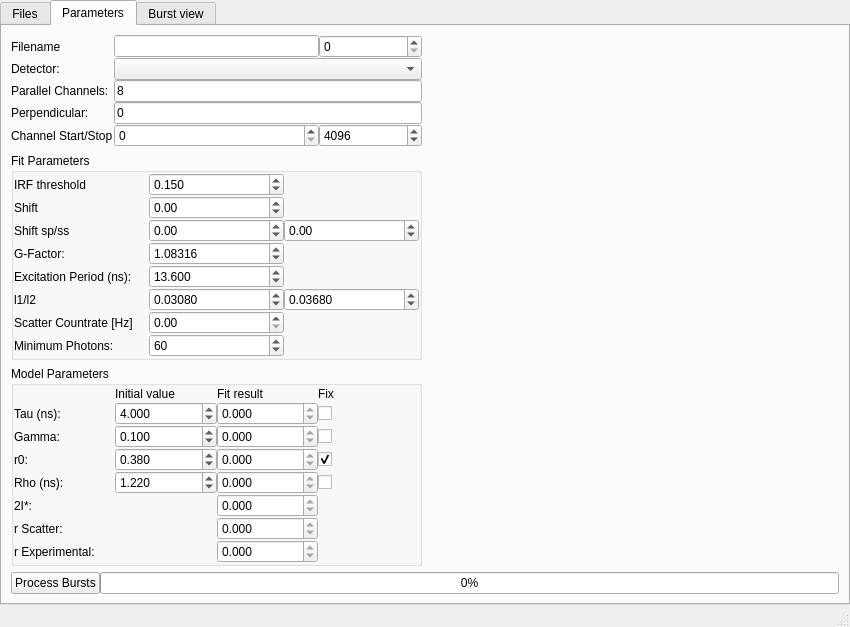
Above: chisurf/plugins/mle_lifetime_analysis/wizard.ui from Fluorescence-Tools/chisurf before the change. Below: the same form after it.
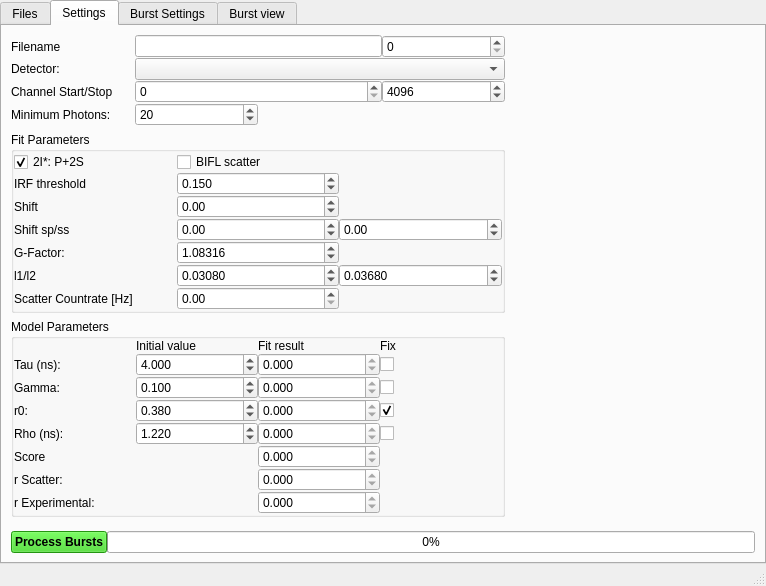
That is the form after the change. The open tabs and pages were chosen to show the change.

Patch:
```diff
--- a/chisurf/plugins/mle_lifetime_analysis/wizard.ui
+++ b/chisurf/plugins/mle_lifetime_analysis/wizard.ui
@@ -6,8 +6,8 @@
    <rect>
     <x>0</x>
     <y>0</y>
-    <width>850</width>
-    <height>574</height>
+    <width>766</width>
+    <height>537</height>
    </rect>
   </property>
   <property name="windowTitle">
@@ -68,26 +68,34 @@
             <property name="title">
              <string>File Parameters</string>
             </property>
-            <layout class="QFormLayout" name="formLayout">
-             <property name="horizontalSpacing">
-              <number>0</number>
-             </property>
-             <property name="verticalSpacing">
-              <number>0</number>
-             </property>
-             <property name="leftMargin">
-              <number>0</number>
-             </property>
-             <property name="topMargin">
-              <number>0</number>
-             </property>
-             <property name="rightMargin">
-              <number>0</number>
-             </property>
-             <property name="bottomMargin">
-              <number>0</number>
-             </property>
-             <item row="0" column="0">
+            <layout class="QGridLayout" name="gridLayout_5">
+             <item row="7" column="1">
+              <spacer name="verticalSpacer_2">
+               <property name="orientation">
+                <enum>Qt::Vertical</enum>
+               </property>
+               <property name="sizeHint" stdset="0">
+                <size>
+                 <width>20</width>
+                 <height>40</height>
+                </size>
+               </property>
+              </spacer>
+             </item>
+             <item row="4" column="3">
+              <widget class="QDoubleSpinBox" name="doubleSpinBox_excitation_period">
+               <property name="decimals">
+                <number>3</number>
+               </property>
+               <property name="maximum">
+                <double>1000.000000000000000</double>
+               </property>
+               <property name="value">
+                <double>13.600000000000000</double>
+               </property>
+              </widget>
+             </item>
+             <item row="0" column="1" colspan="2">
               <widget class="QLabel" name="label">
                <property name="text">
                 <string>TTTR File Type:</string>
@@ -187,6 +195,37 @@
                </property>
               </widget>
              </item>
+             <item row="1" column="1" colspan="2">
+              <widget class="QLabel" name="label_6">
+               <property name="text">
+                <string>Micro Time Binning:</string>
+               </property>
+              </widget>
+             </item>
+             <item row="0" column="3">
+              <widget class="QComboBox" name="comboBox_tttr_file_type">
+               <property name="sizePolicy">
+                <sizepolicy hsizetype="Minimum" vsizetype="Fixed">
+                 <horstretch>0</horstretch>
+                 <verstretch>0</verstretch>
+                </sizepolicy>
+               </property>
+              </widget>
+             </item>
+             <item row="4" column="1">
+              <widget class="QLabel" name="label_9">
+               <property name="text">
+                <string>Excitation Period (ns):</string>
+               </property>
+              </widget>
+             </item>
+             <item row="5" column="1" colspan="2">
+              <widget class="QCheckBox" name="checkBox_save_jordis">
+               <property name="text">
+                <string>Save Jordis</string>
+               </property>
+              </widget>
+             </item>
             </layout>
            </widget>
           </item>
@@ -418,151 +457,10 @@
       </widget>
       <widget class="QWidget" name="tab_parameters">
        <attribute name="title">
-        <string>Parameters</string>
+        <string>Settings</string>
        </attribute>
        <layout class="QGridLayout" name="gridLayout_3">
-        <item row="3" column="0" colspan="2">
-         <layout class="QHBoxLayout" name="horizontalLayout_4">
-          <property name="spacing">
-           <number>0</number>
-          </property>
-          <item>
-           <widget class="QPushButton" name="pushButton_process_bursts">
-            <property name="sizePolicy">
-             <sizepolicy hsizetype="Fixed" vsizetype="Fixed">
-              <horstretch>0</horstretch>
-              <verstretch>0</verstretch>
-             </sizepolicy>
-            </property>
-            <property name="text">
-             <string>Process Bursts</string>
-            </property>
-           </widget>
-          </item>
-          <item>
-           <widget class="QProgressBar" name="progressBar">
-            <property name="sizePolicy">
-             <sizepolicy hsizetype="Minimum" vsizetype="Fixed">
-              <horstretch>0</horstretch>
-              <verstretch>0</verstretch>
-             </sizepolicy>
-            </property>
-            <property name="value">
-             <number>0</number>
-            </property>
-           </widget>
-          </item>
-         </layout>
-        </item>
-        <item row="0" column="1" rowspan="3">
-         <layout class="QVBoxLayout" name="verticalLayout_plots">
-          <property name="spacing">
-           <number>0</number>
-          </property>
-         </layout>
-        </item>
-        <item row="0" column="0">
-         <layout class="QGridLayout" name="gridLayout_2">
-          <property name="spacing">
-           <number>0</number>
-          </property>
-          <item row="4" column="3">
-           <widget class="QSpinBox" name="spinBox_micro_time_stop">
-            <property name="maximum">
-             <number>10000</number>
-            </property>
-            <property name="value">
-             <number>4096</number>
-            </property>
-           </widget>
-          </item>
-          <item row="4" column="0">
-           <widget class="QLabel" name="label_4">
-            <property name="text">
-             <string>Channel Start/Stop</string>
-            </property>
-           </widget>
-          </item>
-          <item row="4" column="1" colspan="2">
-           <widget class="QSpinBox" name="spinBox_micro_time_start">
-            <property name="maximum">
-             <number>10000</number>
-            </property>
-           </widget>
-          </item>
-          <item row="3" column="0">
-           <widget class="QLabel" name="label_3">
-            <property name="text">
-             <string>Perpendicular:</string>
-            </property>
-           </widget>
-          </item>
-          <item row="1" column="1" colspan="3">
-           <widget class="QComboBox" name="comboBox_window"/>
-          </item>
-          <item row="1" column="0">
-           <widget class="QLabel" name="label_window">
-            <property name="text">
-             <string>Detector:</string>
-            </property>
-           </widget>
-          </item>
-          <item row="2" column="0">
-           <widget class="QLabel" name="label_2">
-            <property name="text">
-             <string>Parallel Channels:</string>
-            </property>
-           </widget>
-          </item>
-          <item row="3" column="1" colspan="3">
-           <widget class="QLineEdit" name="lineEdit_perpendicular_channels">
-            <property name="sizePolicy">
-             <sizepolicy hsizetype="Minimum" vsizetype="Fixed">
-              <horstretch>0</horstretch>
-              <verstretch>0</verstretch>
-             </sizepolicy>
-            </property>
-            <property name="text">
-             <string>0</string>
-            </property>
-           </widget>
-          </item>
-          <item row="2" column="1" colspan="3">
-           <widget class="QLineEdit" name="lineEdit_parallel_channels">
-            <property name="sizePolicy">
-             <sizepolicy hsizetype="Minimum" vsizetype="Fixed">
-              <horstretch>0</horstretch>
-              <verstretch>0</verstretch>
-             </sizepolicy>
-            </property>
-            <property name="text">
-             <string>8</string>
-            </property>
-           </widget>
-          </item>
-          <item row="0" column="3">
-           <widget class="QSpinBox" name="spinBox_current_file_idx"/>
-          </item>
-          <item row="0" column="0">
-           <widget class="QLabel" name="label_21">
-            <property name="text">
-             <string>Filename</string>
-            </property>
-           </widget>
-          </item>
-          <item row="0" column="1" colspan="2">
-           <widget class="QLineEdit" name="lineEdit_current_filename">
-            <property name="sizePolicy">
-             <sizepolicy hsizetype="Minimum" vsizetype="Fixed">
-              <horstretch>0</horstretch>
-              <verstretch>0</verstretch>
-             </sizepolicy>
-            </property>
-           </widget>
-          </item>
-         </layout>
-        </item>
-        <item row="2" column="0">
+        <item row="2" column="0" rowspan="2" colspan="2">
          <widget class="QGroupBox" name="groupBox_model_params">
           <property name="sizePolicy">
            <sizepolicy hsizetype="Minimum" vsizetype="Minimum">
@@ -710,13 +608,6 @@
              </property>
             </widget>
            </item>
-           <item row="5" column="0">
-            <widget class="QLabel" name="label_23">
-             <property name="text">
-              <string>2I*:</string>
-             </property>
-            </widget>
-           </item>
            <item row="1" column="0">
             <widget class="QLabel" name="label_15">
              <property name="text">
@@ -796,6 +687,9 @@
            </item>
            <item row="1" column="3">
             <widget class="QDoubleSpinBox" name="doubleSpinBox_tau_result">
+             <property name="enabled">
+              <bool>true</bool>
+             </property>
              <property name="readOnly">
               <bool>true</bool>
              </property>
@@ -851,10 +745,17 @@
              </property>
             </widget>
            </item>
+           <item row="5" column="0">
+            <widget class="QLabel" name="label_3">
+             <property name="text">
+              <string>Score</string>
+             </property>
+            </widget>
+           </item>
           </layout>
          </widget>
         </item>
-        <item row="1" column="0">
+        <item row="1" column="0" colspan="2">
          <widget class="QGroupBox" name="groupBox_fit_params">
           <property name="sizePolicy">
            <sizepolicy hsizetype="Minimum" vsizetype="Minimum">
@@ -881,27 +782,14 @@
            <property name="spacing">
             <number>0</number>
            </property>
-           <item row="7" column="1">
-            <widget class="QSpinBox" name="spinBox_min_photons">
-             <property name="minimum">
-              <number>10</number>
-             </property>
-             <property name="maximum">
-              <number>1000</number>
-             </property>
-             <property name="value">
-              <number>60</number>
-             </property>
-            </widget>
-           </item>
-           <item row="7" column="0">
-            <widget class="QLabel" name="label_14">
+           <item row="3" column="0">
+            <widget class="QLabel" name="label_28">
              <property name="text">
-              <string>Minimum Photons:</string>
+              <string>Shift</string>
              </property>
             </widget>
            </item>
-           <item row="0" column="1">
+           <item row="1" column="1">
             <widget class="QDoubleSpinBox" name="doubleSpinBox_irf_threshold">
              <property name="decimals">
               <number>3</number>
@@ -917,27 +805,14 @@
              </property>
             </widget>
            </item>
-           <item row="0" column="0">
+           <item row="1" column="0">
             <widget class="QLabel" name="label_13">
              <property name="text">
               <string>IRF threshold</string>
              </property>
             </widget>
            </item>
-           <item row="4" column="1">
-            <widget class="QDoubleSpinBox" name="doubleSpinBox_excitation_period">
-             <property name="decimals">
-              <number>3</number>
-             </property>
-             <property name="maximum">
-              <double>1000.000000000000000</double>
-             </property>
-             <property name="value">
-              <double>13.600000000000000</double>
-             </property>
-            </widget>
-           </item>
-           <item row="3" column="1">
+           <item row="5" column="1">
             <widget class="QDoubleSpinBox" name="doubleSpinBox_g_factor">
              <property name="decimals">
               <number>5</number>
@@ -950,67 +825,17 @@
              </property>
             </widget>
            </item>
-           <item row="3" column="0">
-            <widget class="QLabel" name="label_10">
+           <item row="0" column="0">
+            <widget class="QCheckBox" name="checkBox_2IStar">
              <property name="text">
-              <string>G-Factor:</string>
+              <string>2I*: P+2S</string>
              </property>
-            </widget>
-           </item>
-           <item row="5" column="0">
-            <widget class="QLabel" name="label_11">
-             <property name="text">
-              <string>l1/l2</string>
+             <property name="checked">
+              <bool>true</bool>
              </property>
             </widget>
            </item>
-           <item row="5" column="2">
-            <widget class="QDoubleSpinBox" name="doubleSpinBox_l2">
-             <property name="decimals">
-              <number>5</number>
-             </property>
-             <property name="maximum">
-              <double>1.000000000000000</double>
-             </property>
-             <property name="singleStep">
-              <double>0.001000000000000</double>
-             </property>
-             <property name="value">
-              <double>0.036800000000000</double>
-             </property>
-            </widget>
-           </item>
-           <item row="1" column="1">
-            <widget class="QDoubleSpinBox" name="doubleSpinBox_shift">
-             <property name="minimum">
-              <double>-9999.000000000000000</double>
-             </property>
-             <property name="maximum">
-              <double>9999.000000000000000</double>
-             </property>
-             <property name="stepType">
-              <enum>QAbstractSpinBox::AdaptiveDecimalStepType</enum>
-             </property>
-            </widget>
-           </item>
-           <item row="4" column="0">
-            <widget class="QLabel" name="label_9">
-             <property name="text">
-              <string>Excitation Period (ns):</string>
-             </property>
-            </widget>
-           </item>
-           <item row="2" column="2">
-            <widget class="QDoubleSpinBox" name="doubleSpinBox_shift_ss">
-             <property name="minimum">
-              <double>-99.000000000000000</double>
-             </property>
-             <property name="stepType">
-              <enum>QAbstractSpinBox::AdaptiveDecimalStepType</enum>
-             </property>
-            </widget>
-           </item>
-           <item row="5" column="1">
+           <item row="7" column="1">
             <widget class="QDoubleSpinBox" name="doubleSpinBox_l1">
              <property name="decimals">
               <number>5</number>
@@ -1026,45 +851,265 @@
              </property>
             </widget>
            </item>
-           <item row="2" column="0">
-            <widget class="QLabel" name="label_29">
-             <property name="text">
-              <string>Shift sp/ss</string>
-             </property>
-            </widget>
-           </item>
-           <item row="2" column="1">
-            <widget class="QDoubleSpinBox" name="doubleSpinBox_shift_sp">
-             <property name="minimum">
-              <double>-99.000000000000000</double>
-             </property>
-             <property name="stepType">
-              <enum>QAbstractSpinBox::AdaptiveDecimalStepType</enum>
-             </property>
-            </widget>
-           </item>
-           <item row="1" column="0">
-            <widget class="QLabel" name="label_28">
-             <property name="text">
-              <string>Shift</string>
-             </property>
-            </widget>
-           </item>
-           <item row="6" column="1">
+           <item row="8" column="1">
             <widget class="QDoubleSpinBox" name="doubleSpinBox_scatter_Countrate">
              <property name="maximum">
               <double>999999.000000000000000</double>
              </property>
             </widget>
            </item>
-           <item row="6" column="0">
+           <item row="8" column="0">
             <widget class="QLabel" name="label_24">
              <property name="text">
               <string>Scatter Countrate [Hz]</string>
              </property>
             </widget>
            </item>
+           <item row="4" column="0">
+            <widget class="QLabel" name="label_29">
+             <property name="text">
+              <string>Shift sp/ss</string>
+             </property>
+            </widget>
+           </item>
+           <item row="7" column="2">
+            <widget class="QDoubleSpinBox" name="doubleSpinBox_l2">
+             <property name="decimals">
+              <number>5</number>
+             </property>
+             <property name="maximum">
+              <double>1.000000000000000</double>
+             </property>
+             <property name="singleStep">
+              <double>0.001000000000000</double>
+             </property>
+             <property name="stepType">
+              <enum>QAbstractSpinBox::AdaptiveDecimalStepType</enum>
+             </property>
+             <property name="value">
+              <double>0.036800000000000</double>
+             </property>
+            </widget>
+           </item>
+           <item row="3" column="1">
+            <widget class="QDoubleSpinBox" name="doubleSpinBox_shift">
+             <property name="minimum">
+              <double>-9999.000000000000000</double>
+             </property>
+             <property name="maximum">
+              <double>9999.000000000000000</double>
+             </property>
+             <property name="stepType">
+              <enum>QAbstractSpinBox::AdaptiveDecimalStepType</enum>
+             </property>
+            </widget>
+           </item>
+           <item row="0" column="1">
+            <widget class="QCheckBox" name="checkBox_BIFL_scatter">
+             <property name="text">
+              <string>BIFL scatter</string>
+             </property>
+            </widget>
+           </item>
+           <item row="7" column="0">
+            <widget class="QLabel" name="label_11">
+             <property name="text">
+              <string>l1/l2</string>
+             </property>
+            </widget>
+           </item>
+           <item row="4" column="1">
+            <widget class="QDoubleSpinBox" name="doubleSpinBox_shift_sp">
+             <property name="minimum">
+              <double>-99.000000000000000</double>
+             </property>
+             <property name="stepType">
+              <enum>QAbstractSpinBox::AdaptiveDecimalStepType</enum>
+             </property>
+            </widget>
+           </item>
+           <item row="5" column="0">
+            <widget class="QLabel" name="label_10">
+             <property name="text">
+              <string>G-Factor:</string>
+             </property>
+            </widget>
+           </item>
+           <item row="4" column="2">
+            <widget class="QDoubleSpinBox" name="doubleSpinBox_shift_ss">
+             <property name="minimum">
+              <double>-99.000000000000000</double>
+             </property>
+             <property name="stepType">
+              <enum>QAbstractSpinBox::AdaptiveDecimalStepType</enum>
+             </property>
+            </widget>
+           </item>
           </layout>
+         </widget>
+        </item>
+        <item row="5" column="0" colspan="3">
+         <layout class="QHBoxLayout" name="horizontalLayout_4">
+          <property name="spacing">
+           <number>0</number>
+          </property>
+          <item>
+           <widget class="QPushButton" name="pushButton_process_bursts">
+            <property name="sizePolicy">
+             <sizepolicy hsizetype="Fixed" vsizetype="Fixed">
+              <horstretch>0</horstretch>
+              <verstretch>0</verstretch>
+             </sizepolicy>
+            </property>
+            <property name="font">
+             <font>
+              <weight>75</weight>
+              <bold>true</bold>
+             </font>
+            </property>
+            <property name="styleSheet">
+             <string notr="true">background-color: rgb(49, 208, 24)</string>
+            </property>
+            <property name="text">
+             <string>Process Bursts</string>
+            </property>
+           </widget>
+          </item>
+          <item>
+           <widget class="QProgressBar" name="progressBar">
+            <property name="sizePolicy">
+             <sizepolicy hsizetype="Minimum" vsizetype="Fixed">
+              <horstretch>0</horstretch>
+              <verstretch>0</verstretch>
+             </sizepolicy>
+            </property>
+            <property name="value">
+             <number>0</number>
+            </property>
+           </widget>
+          </item>
+         </layout>
+        </item>
+        <item row="0" column="0" colspan="2">
+         <layout class="QGridLayout" name="gridLayout_2">
+          <property name="spacing">
+           <number>0</number>
+          </property>
+          <item row="2" column="3">
+           <widget class="QSpinBox" name="spinBox_micro_time_stop">
+            <property name="maximum">
+             <number>10000</number>
+            </property>
+            <property name="value">
+             <number>4096</number>
+            </property>
+           </widget>
+          </item>
+          <item row="2" column="0">
+           <widget class="QLabel" name="label_4">
+            <property name="text">
+             <string>Channel Start/Stop</string>
+            </property>
+           </widget>
+          </item>
+          <item row="1" column="0">
+           <widget class="QLabel" name="label_window">
+            <property name="text">
+             <string>Detector:</string>
+            </property>
+           </widget>
+          </item>
+          <item row="2" column="1" colspan="2">
+           <widget class="QSpinBox" name="spinBox_micro_time_start">
+            <property name="maximum">
+             <number>10000</number>
+            </property>
+           </widget>
+          </item>
+          <item row="0" column="0">
+           <widget class="QLabel" name="label_21">
+            <property name="text">
+             <string>Filename</string>
+            </property>
+           </widget>
+          </item>
+          <item row="0" column="3">
+           <widget class="QSpinBox" name="spinBox_current_file_idx"/>
+          </item>
+          <item row="1" column="1" colspan="3">
+           <widget class="QComboBox" name="comboBox_window"/>
+          </item>
+          <item row="0" column="1" colspan="2">
+           <widget class="QLineEdit" name="lineEdit_current_filename">
+            <property name="sizePolicy">
+             <sizepolicy hsizetype="Minimum" vsizetype="Fixed">
+              <horstretch>0</horstretch>
+              <verstretch>0</verstretch>
+             </sizepolicy>
+            </property>
+           </widget>
+          </item>
+          <item row="3" column="0">
+           <widget class="QLabel" name="label_14">
+            <property name="text">
+             <string>Minimum Photons:</string>
+            </property>
+           </widget>
+          </item>
+          <item row="3" column="1">
+           <widget class="QSpinBox" name="spinBox_min_photons">
+            <property name="minimum">
+             <number>5</number>
+            </property>
+            <property name="maximum">
+             <number>1000</number>
+            </property>
+            <property name="value">
+             <number>20</number>
+            </property>
+           </widget>
+          </item>
+         </layout>
+        </item>
+        <item row="4" column="0">
+         <spacer name="verticalSpacer">
+          <property name="orientation">
+           <enum>Qt::Vertical</enum>
+          </property>
+          <property name="sizeHint" stdset="0">
+           <size>
+            <width>20</width>
+            <height>40</height>
+           </size>
+          </property>
+         </spacer>
+        </item>
+        <item row="0" column="2" rowspan="5">
+         <layout class="QVBoxLayout" name="verticalLayout_plots">
+          <property name="spacing">
+           <number>0</number>
+          </property>
+         </layout>
+        </item>
+       </layout>
+      </widget>
+      <widget class="QWidget" name="tab_process">
+       <attribute name="title">
+        <string>Burst Settings</string>
+       </attribute>
+       <layout class="QVBoxLayout" name="verticalLayout_6">
+        <item>
+         <widget class="QLabel" name="label_2">
+          <property name="text">
+           <string>Channel settings</string>
+          </property>
+         </widget>
+        </item>
+        <item>
+         <widget class="QPlainTextEdit" name="plainTextEdit">
+          <property name="verticalScrollBarPolicy">
+           <enum>Qt::ScrollBarAlwaysOn</enum>
+          </property>
          </widget>
         </item>
        </layout>
```
Left out of the diff: 185 changed lines with no effect on the pictures.
